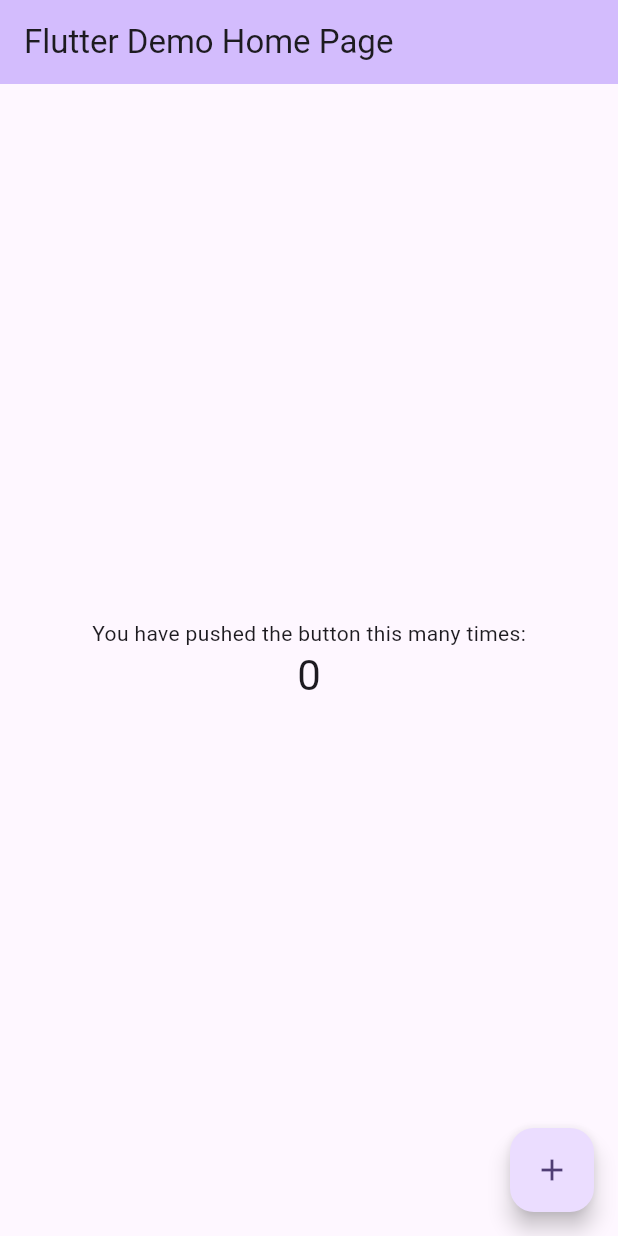
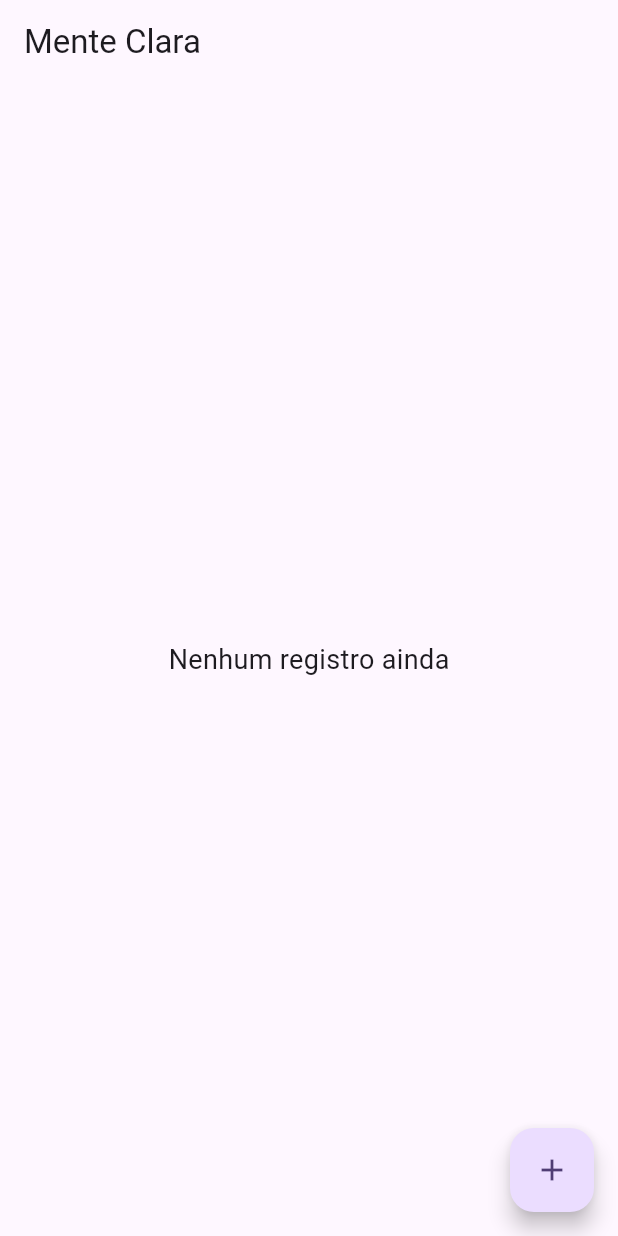
Before and after one commit to jcrrosario/MenteClara, a Flutter app: the screen it shows after launch, on a phone screen of 412 x 824 dp. Run offline on Flutter 3.47's test engine with Material 3 defaults, Android fonts, the phone set to English and light mode, and no system bars.

Commit message:
Tela inicial do Mente Clara

```diff
--- a/lib/main.dart
+++ b/lib/main.dart
@@ -1,4 +1,6 @@
 import 'package:flutter/material.dart';
+import 'pages/home_page.dart';
+
 
 void main() {
   runApp(const MyApp());
@@ -11,7 +13,7 @@ class MyApp extends StatelessWidget {
   @override
   Widget build(BuildContext context) {
     return MaterialApp(
-      title: 'Flutter Demo',
+      title: 'Mente Clara',
       theme: ThemeData(
         // This is the theme of your application.
         //
@@ -30,7 +32,8 @@ class MyApp extends StatelessWidget {
         // tested with just a hot reload.
         colorScheme: .fromSeed(seedColor: Colors.deepPurple),
       ),
-      home: const MyHomePage(title: 'Flutter Demo Home Page'),
+      home: const HomePage(),
+      debugShowCheckedModeBanner: false,
     );
   }
 }
--- /dev/null
+++ b/lib/pages/home_page.dart
@@ -0,0 +1,26 @@
+import 'package:flutter/material.dart';
+
+class HomePage extends StatelessWidget {
+  const HomePage({super.key});
+
+  @override
+  Widget build(BuildContext context) {
+    return Scaffold(
+      appBar: AppBar(
+        title: const Text('Mente Clara'),
+      ),
+      body: const Center(
+        child: Text(
+          'Nenhum registro ainda',
+          style: TextStyle(fontSize: 18),
+        ),
+      ),
+      floatingActionButton: FloatingActionButton(
+        onPressed: () {
+          // depois vamos abrir a tela de cadastro
+        },
+        child: const Icon(Icons.add),
+      ),
+    );
+  }
+}
```
Also changed, not shown: lib/pages/new_record_page.dart (added).
